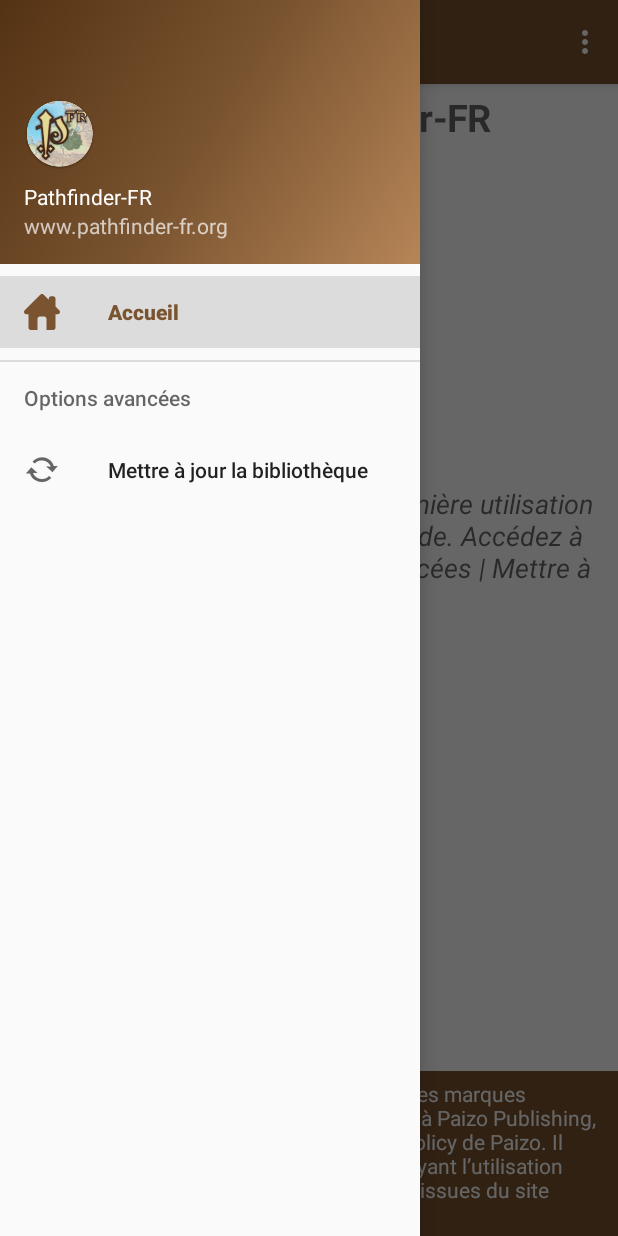
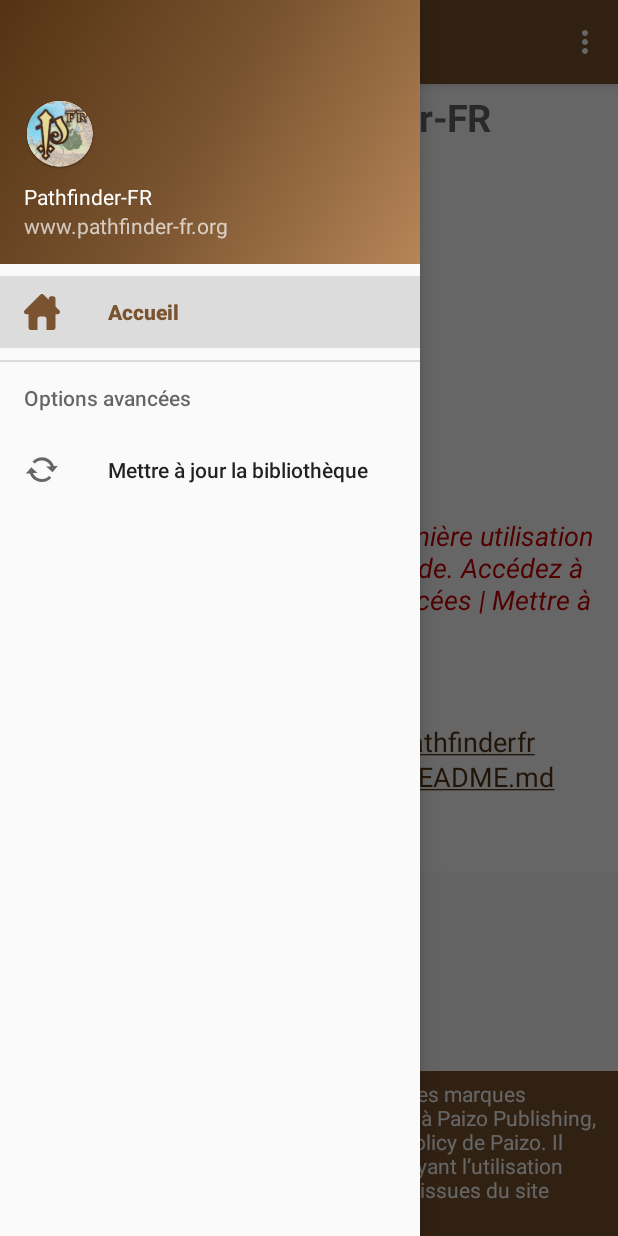
Before and after one commit to SvenWerlen/pathfinderfr-android, an Android app: the screen it shows after launch (MainActivity), with the side drawer open, on a phone screen of 412 x 824 dp. Run offline under Robolectric (Android 15) with nearby library versions, the phone set to English and light mode, and no system bars; pictures from the network do not load.

Commit message:
Preference for disclaimer & more details on welcome page & fix PRAGMA for old versions of SQLLite

```diff
--- a/app/src/main/java/org/pathfinderfr/app/MainActivity.java
+++ b/app/src/main/java/org/pathfinderfr/app/MainActivity.java
@@ -45,8 +45,10 @@
 public class MainActivity extends AppCompatActivity
         implements NavigationView.OnNavigationItemSelectedListener, FilterSpellFragment.OnFragmentInteractionListener {
 
-    // preferences for showing long or short name
+    // preference for showing long or short name
     private static final String PREF_SHOW_NAMELONG = "general_list_namelong";
+    // preference for showing disclaimer on welcome page
+    private static final String PREF_SHOW_DISCLAIMER = "general_show_disclaimer";
 
     // current factory (which list is currently been displayed)
     public static final String KEY_CUR_FACTORY = "current_factory";
@@ -143,18 +145,47 @@
         // Welcome screen
         TextView textview = (TextView) findViewById(R.id.welcome_screen);
         Properties props = ConfigurationUtil.getInstance(getBaseContext()).getProperties();
+
+        String[] sources = getSources();
+        if(sources.length == ConfigurationUtil.getInstance().getSources().length) {
+            sources = new String[0];
+        }
+
         long countFavorites = dbhelper.getCountEntities(FavoriteFactory.getInstance());
         long countSkills = dbhelper.getCountEntities(SkillFactory.getInstance());
         long countFeats = dbhelper.getCountEntities(FeatFactory.getInstance());
         long countSpells = dbhelper.getCountEntities(SpellFactory.getInstance());
+
+        long countFeatsFiltered = dbhelper.getCountEntities(FeatFactory.getInstance(), sources);
+        long countSpellsFiltered = dbhelper.getCountEntities(SpellFactory.getInstance(), sources);
+
+        long countSources = sources.length;
+        long countSourcesTotal = ConfigurationUtil.getInstance().getSources().length;
+
         String welcomeText = String.format(props.getProperty("template.welcome"),
-                countSkills, countFeats, countSpells, countFavorites);
+                countSkills, countFeatsFiltered, countFeats, countSpellsFiltered, countSpells,
+                countFavorites, countSources, countSourcesTotal);
         if (countSkills == 0 && countFeats == 0 && countSpells == 0) {
             welcomeText += props.getProperty("template.welcome.first");
         } else {
             welcomeText += props.getProperty("template.welcome.second");
         }
+        welcomeText += props.getProperty("template.welcome.userdoc");
+
         textview.setText(Html.fromHtml(welcomeText));
+
+        // Disclaimer / copyright
+        boolean showDisclaimer = PreferenceManager.getDefaultSharedPreferences(getBaseContext()).getBoolean(PREF_SHOW_DISCLAIMER, true);
+        findViewById(R.id.welcome_copyright).setVisibility(showDisclaimer ? View.VISIBLE : View.GONE);
+        findViewById(R.id.welcome_copyright).setOnClickListener(new View.OnClickListener() {
+
+            @Override
+            public void onClick(View view) {
+                findViewById(R.id.welcome_copyright).setVisibility(View.GONE);
+            }
+        });
+
+        // Navigation
 
         DrawerLayout drawer = (DrawerLayout) findViewById(R.id.drawer_layout);
         ActionBarDrawerToggle toggle = new ActionBarDrawerToggle(
@@ -174,7 +205,6 @@
         recyclerView = (RecyclerView) findViewById(R.id.item_list);
         recyclerView.setAdapter(new ItemListRecyclerViewAdapter(this, listCur, mTwoPane));
 
-        // Navigation
         NavigationView navigationView = (NavigationView) findViewById(R.id.nav_view);
         if(countFavorites == 0) {
             navigationView.getMenu().findItem(R.id.nav_favorites).setVisible(false);
@@ -333,7 +363,7 @@
         if (newEntities != null) {
             boolean filterEnabled = SpellFactory.FACTORY_ID.equalsIgnoreCase(factoryId);
             // reset activity
-            findViewById(R.id.welcome_screen).setVisibility(View.GONE);
+            findViewById(R.id.welcomeScroller).setVisibility(View.GONE);
             findViewById(R.id.welcome_copyright).setVisibility(View.GONE);
             findViewById(R.id.closeSearchButton).setVisibility(View.GONE);
             findViewById(R.id.searchButton).setVisibility(View.VISIBLE);
--- a/app/src/main/java/org/pathfinderfr/app/database/DBHelper.java
+++ b/app/src/main/java/org/pathfinderfr/app/database/DBHelper.java
@@ -15,6 +15,7 @@
 import org.pathfinderfr.app.database.entity.FeatFactory;
 import org.pathfinderfr.app.database.entity.SkillFactory;
 import org.pathfinderfr.app.database.entity.SpellFactory;
+import org.pathfinderfr.app.util.StringUtil;
 
 import java.util.ArrayList;
 import java.util.List;
@@ -197,4 +198,52 @@
         }
     }
 
+    public long getCountEntities(DBEntityFactory factory, String... sources) {
+        try {
+            // check that column "source" exist for that table
+            SQLiteDatabase db = this.getReadableDatabase();
+            int count = 0;
+
+            // Works with old SQLite versions
+            Cursor res = db.rawQuery(String.format("PRAGMA table_info(%s);",
+                    factory.getTableName()),null);
+
+            res.moveToFirst();
+            while (res.isAfterLast() == false) {
+                if(res.getColumnIndex("name")>=0 && factory.getColumnSource().equalsIgnoreCase(res.getString(res.getColumnIndex("name")))) {
+                    count++;
+                    break;
+                }
+                res.moveToNext();
+            }
+
+            /**
+             * PRAGMA feature was added in SQLite version 3.16.0 (2017-01-02).
+             *
+            Cursor res = db.rawQuery(String.format("SELECT COUNT(*) AS total FROM pragma_table_info('%s') WHERE name='%s'",
+                    factory.getTableName(),factory.getColumnSource()),null);
+            res.moveToFirst();
+            int count = res.getInt(res.getColumnIndex("total"));
+             **/
+            if(sources.length == 0 || count == 0) {
+                if(count == 0) {
+                    Log.i(DBHelper.class.getSimpleName(), String.format("No column %s found in table %s",
+                            factory.getColumnSource(), factory.getTableName()));
+                }
+                return getCountEntities(factory);
+            }
+
+            String query = String.format("SELECT COUNT(*) as total FROM %s WHERE %s IN (%s)",
+                    factory.getTableName(), factory.getColumnSource(), StringUtil.listToString(sources,',', '\''));
+
+            res = db.rawQuery(query, null);
+            res.moveToFirst();
+            return res.getLong(res.getColumnIndex("total"));
+        } catch(SQLiteException exception) {
+            exception.printStackTrace();
+            return 0;
+        }
+    }
+
+
 }
--- a/app/src/main/java/org/pathfinderfr/app/database/entity/DBEntityFactory.java
+++ b/app/src/main/java/org/pathfinderfr/app/database/entity/DBEntityFactory.java
@@ -27,6 +27,11 @@
      * @return name of the table to be used with that entity
      */
     public abstract String getTableName();
+
+    /**
+     * @return name of the source column
+     */
+    public String getColumnSource() { return COLUMN_SOURCE; }
 
     /**
      * @return SQL statement for creating the table
```
Also changed, not shown: app/src/main/assets/templates.properties (+8 -9 lines), app/src/main/res/layout/content_main.xml (+15 -5 lines), app/src/main/res/values/strings.xml (+8 -1 lines), app/src/main/res/xml/pref_general.xml (+8 -0 lines), 1 other file.
